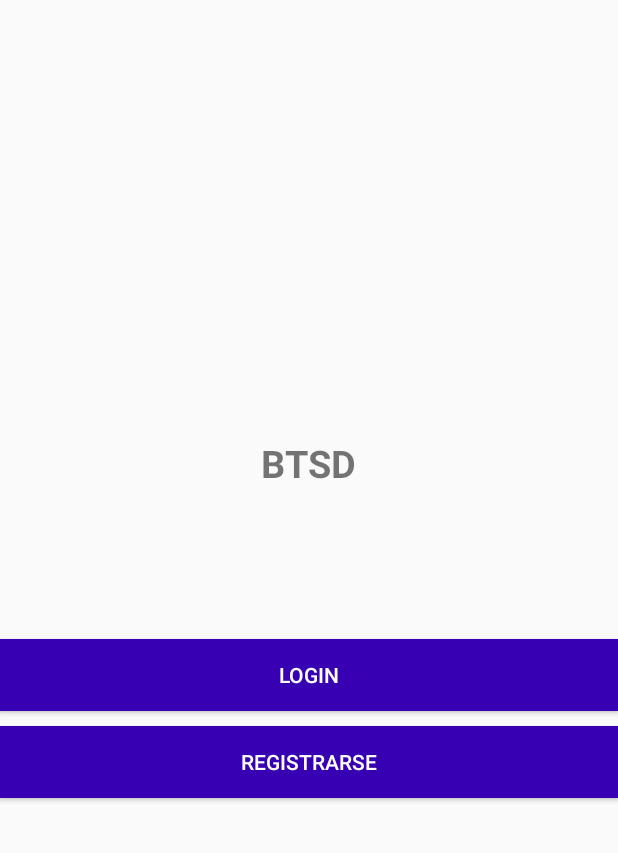
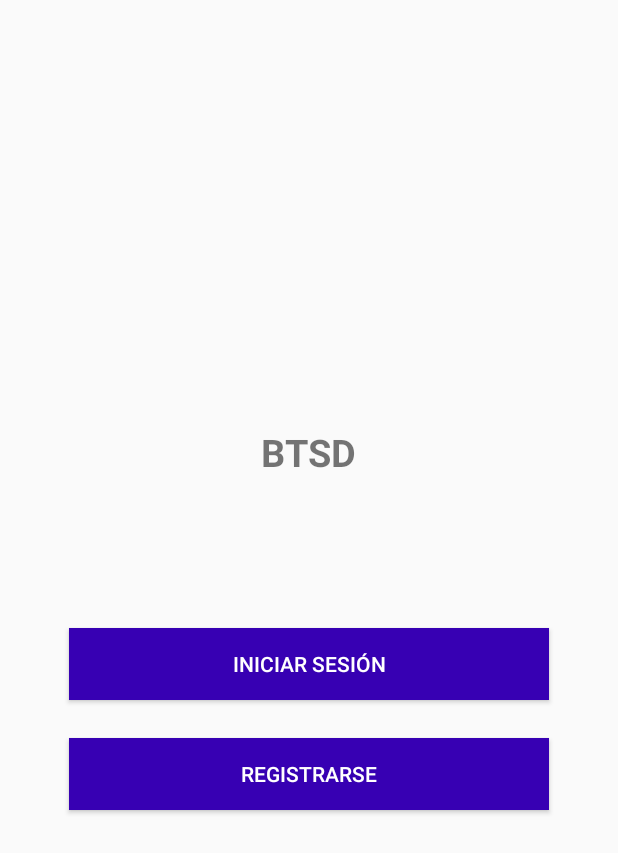
Before and after one commit to amolina19/BTSD, an Android app: the screen it shows after launch (StartActivity), on a phone screen of 412 x 824 dp. Shown: the top 853 px of the screen. Run offline under Robolectric (Android 15) with nearby library versions, the phone set to English and light mode, and no system bars; our stand-ins replace Firebase (no records; nobody signed in at launch, a user with empty details on screens opened directly).

Commit message:
Cambiado la distribución de la pantalla y el tamaño de los botones

```diff
--- a/app/src/main/res/layout/activity_login.xml
+++ b/app/src/main/res/layout/activity_login.xml
@@ -28,7 +28,7 @@
 
 
         <com.rengwuxian.materialedittext.MaterialEditText
-            android:layout_width="match_parent"
+            android:layout_width="320dp"
             android:layout_height="wrap_content"
             android:id="@+id/email"
             android:inputType="textEmailAddress"
@@ -39,7 +39,7 @@
 
 
         <com.rengwuxian.materialedittext.MaterialEditText
-            android:layout_width="match_parent"
+            android:layout_width="320dp"
             android:layout_height="wrap_content"
             android:id="@+id/password"
             android:inputType="textPassword"
@@ -50,8 +50,8 @@
 
 
         <Button
-            android:layout_width="match_parent"
             android:layout_height="wrap_content"
+            android:layout_width="320dp"
             android:text="@string/iniciarSesion"
             android:id="@+id/button_iniciarSesion"
             android:background="@color/colorPrimaryDark"
--- a/app/src/main/res/layout/start_main.xml
+++ b/app/src/main/res/layout/start_main.xml
@@ -8,6 +8,7 @@
     android:orientation="vertical"
     tools:context=".StartActivity">
 
+
         <TextView
             android:layout_width="wrap_content"
             android:layout_height="wrap_content"
@@ -15,24 +16,23 @@
             android:textSize="25sp"
             android:textStyle="bold" />
 
+        <Button
+            android:id="@+id/login"
+            android:layout_width="320dp"
+            android:layout_height="wrap_content"
+            android:background="@color/colorPrimaryDark"
+            android:layout_marginTop="100dp"
+            android:text="@string/login" />
+
 
 
         <Button
-        android:layout_width="match_parent"
+            android:id="@+id/registrarse"
+            android:layout_width="320dp"
             android:layout_height="wrap_content"
-        android:id="@+id/login"
-        android:layout_marginTop="100dp"
+            android:layout_marginTop="25dp"
             android:background="@color/colorPrimaryDark"
-        android:text="@string/login"
-        />
+            android:text="@string/registrarse" />
 
-    <Button
-        android:layout_width="match_parent"
-        android:layout_height="wrap_content"
-        android:layout_marginTop="10dp"
-        android:id="@+id/registrarse"
-        android:background="@color/colorPrimaryDark"
-        android:text="@string/registrarse"
-        />
 
 </LinearLayout>
--- a/app/src/main/res/values/strings.xml
+++ b/app/src/main/res/values/strings.xml
@@ -9,7 +9,7 @@
     <string name="crearCuenta">Crear una nueva cuenta</string>
 
     <string name="logearse">Inicia sesión en tu cuenta</string>
-    <string name="login">Login</string>
+    <string name="login">Iniciar Sesión</string>
     <string name="iniciarSesion">Iniciar Sesion</string>
     <string name="salir">Salir</string>
     <string name="cerrarSesionCorrectamente">Acabas de cerrar sesión.</string>
```
Also changed, not shown: app/src/main/res/layout/activity_register.xml (+6 -6 lines). Lines whose indentation alone changed are shown as unchanged.
